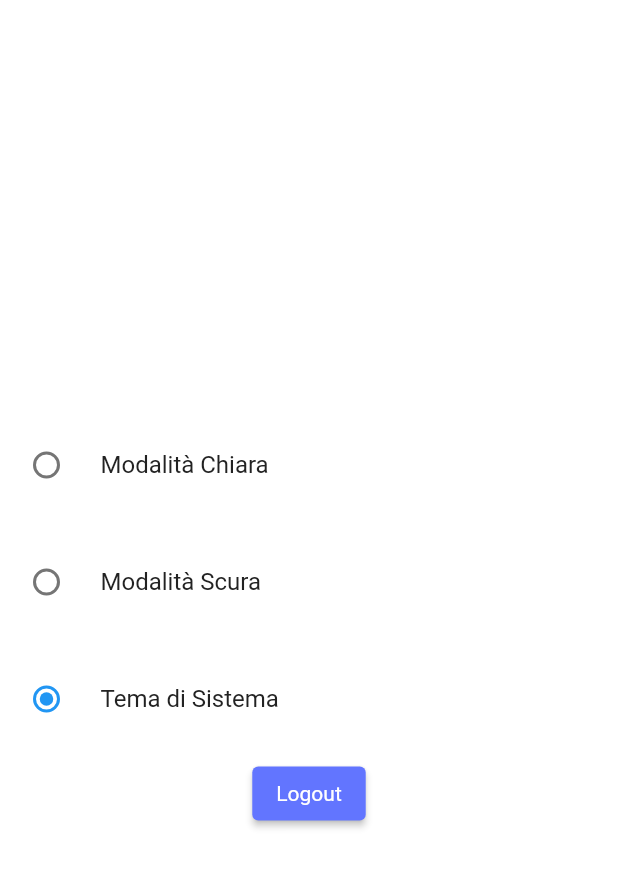
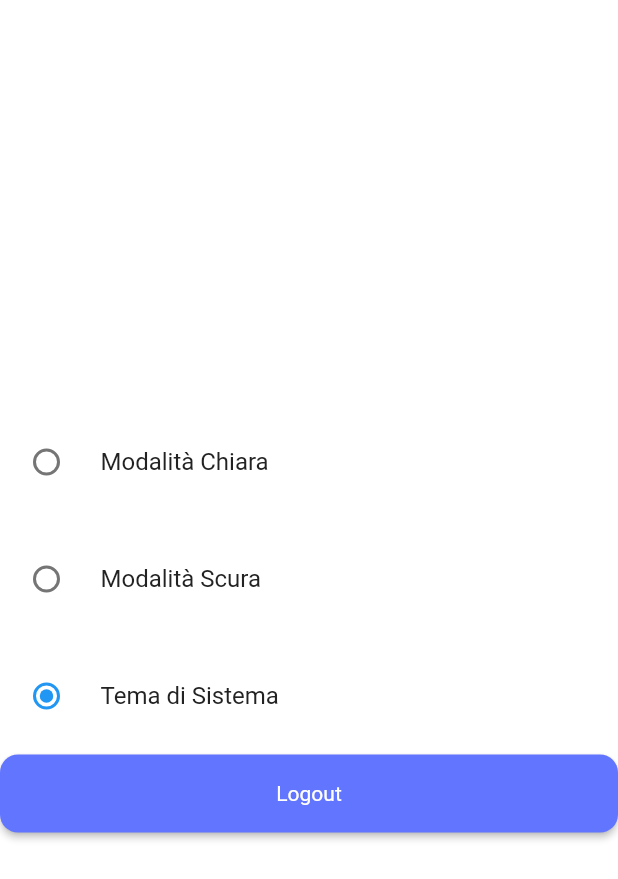
Before and after one commit to giovanni-ercolano/money_report, a Flutter app: the screen it shows once a user with an empty profile is signed in, after a tap on the "account circle" icon, on a phone screen of 412 x 824 dp. Shown: the top 879 px of the screen. Run offline on Flutter 3.47's test engine with Material 2 defaults, Android fonts, the light colour scheme and no system bars; our stand-ins replace connectivity_plus, firebase_auth, firebase_core, fl_chart, flutter_native_splash, shared_preferences; missing offline and left inert: sign_button; accounts and stored records are empty.

Commit message:
design AuthPage

```diff
--- a/lib/screens/auth.dart
+++ b/lib/screens/auth.dart
@@ -1,8 +1,10 @@
 import 'package:firebase_auth/firebase_auth.dart';
 import 'package:flutter/material.dart';
 import 'package:money_report/services/screen_size.dart';
+import 'package:sign_button/sign_button.dart';
 //firebase
 import '../services/firebase_auth.dart';
+import '../widgets/login_icon_buttons.dart';
 
 class AuthPage extends StatefulWidget {
   const AuthPage({Key? key}) : super(key: key);
@@ -17,7 +19,8 @@ class _AuthPageState extends State<AuthPage> {
   final TextEditingController _passwordController = TextEditingController();
   final TextEditingController _confirmPasswordController =
       TextEditingController();
-  bool _isLoginForm = true;
+  bool _showPassword = false;
+  late bool _isLoginForm = true;
 
   Future<void> signIn() async {
     try {
@@ -28,7 +31,6 @@ class _AuthPageState extends State<AuthPage> {
     } on FirebaseAuthException catch (e) {
       if (e.code == 'invalid-email') {
         // Do something :D
-        print('That email address is invalid!');
       }
     }
   }
@@ -48,17 +50,32 @@ class _AuthPageState extends State<AuthPage> {
     return SafeArea(
       child: Scaffold(
         body: Padding(
-          padding: EdgeInsets.all(ScreenSize.padding10),
+          padding: EdgeInsets.all(ScreenSize.padding20),
+          child: SingleChildScrollView(
+            reverse: true,
             child: Form(
               key: _formKey,
               child: Column(
-              crossAxisAlignment: CrossAxisAlignment.stretch,
+                crossAxisAlignment: CrossAxisAlignment.center,
                 children: <Widget>[
+                  SizedBox(height: ScreenSize.screenHeight * 0.25),
+                  Padding(
+                    padding: EdgeInsets.only(bottom: ScreenSize.padding30),
+                    child: const Text(
+                      "Money Report",
+                      style: TextStyle(
+                        fontSize: 30,
+                        fontWeight: FontWeight.bold,
+                      ),
+                    ),
+                  ),
                   TextFormField(
                     controller: _usernameController,
-                  decoration: const InputDecoration(
+                    decoration: InputDecoration(
                       labelText: 'Username',
-                    border: OutlineInputBorder(),
+                      border: OutlineInputBorder(
+                        borderRadius: BorderRadius.circular(10.0),
+                      ),
                       hintText: 'Enter your username',
                     ),
                     validator: (value) {
@@ -68,15 +85,29 @@ class _AuthPageState extends State<AuthPage> {
                       return null;
                     },
                   ),
-                SizedBox(height: ScreenSize.padding10),
+                  SizedBox(height: ScreenSize.padding20),
                   TextFormField(
                     controller: _passwordController,
-                  decoration: const InputDecoration(
+                    obscureText: !_showPassword,
+                    decoration: InputDecoration(
                       labelText: 'Password',
-                    border: OutlineInputBorder(),
+                      border: OutlineInputBorder(
+                        borderRadius: BorderRadius.circular(10.0),
+                      ),
                       hintText: 'Enter your password',
+                      suffixIcon: IconButton(
+                        icon: Icon(
+                          _showPassword
+                              ? Icons.visibility
+                              : Icons.visibility_off,
                         ),
-                  obscureText: true,
+                        onPressed: () {
+                          setState(() {
+                            _showPassword = !_showPassword;
+                          });
+                        },
+                      ),
+                    ),
                     validator: (value) {
                       if (value!.isEmpty) {
                         return 'Please enter your password';
@@ -84,7 +115,7 @@ class _AuthPageState extends State<AuthPage> {
                       return null;
                     },
                   ),
-                SizedBox(height: ScreenSize.padding10),
+                  if (!_isLoginForm) SizedBox(height: ScreenSize.padding20),
                   if (!_isLoginForm)
                     TextFormField(
                       controller: _confirmPasswordController,
@@ -104,7 +135,7 @@ class _AuthPageState extends State<AuthPage> {
                         return null;
                       },
                     ),
-                SizedBox(height: ScreenSize.padding10),
+                  SizedBox(height: ScreenSize.padding20),
                   ElevatedButton(
                     onPressed: () async {
                       if (_formKey.currentState!.validate()) {
@@ -115,9 +146,32 @@ class _AuthPageState extends State<AuthPage> {
                         }
                       }
                     },
-                  child: Text(_isLoginForm ? 'Login' : 'Create Account'),
+                    child: Text(
+                      _isLoginForm ? 'Log In' : 'Create Account',
+                      style: const TextStyle(fontSize: 20),
                     ),
-                SizedBox(height: ScreenSize.padding10),
+                  ),
+                  SizedBox(height: ScreenSize.padding30),
+                  Row(
+                    mainAxisAlignment: MainAxisAlignment.center,
+                    children: const <Widget>[
+                      Expanded(
+                        child: Divider(
+                            indent: 16,
+                            endIndent:
+                                8), // Imposta la lunghezza del Divider a sinistra
+                      ),
+                      Text('or', style: TextStyle(fontSize: 20)),
+                      Expanded(
+                        child: Divider(
+                            indent: 8,
+                            endIndent:
+                                16), // Imposta la lunghezza del Divider a destra
+                      ),
+                    ],
+                  ),
+                  SizedBox(height: ScreenSize.padding30),
+                  const LoginIconButtons(),
                   TextButton(
                     onPressed: () {
                       setState(() {
@@ -133,6 +187,7 @@ class _AuthPageState extends State<AuthPage> {
             ),
           ),
         ),
+      ),
     );
   }
 }
--- a/lib/styles/app_theme.dart
+++ b/lib/styles/app_theme.dart
@@ -3,7 +3,6 @@ import 'app_color.dart';
 
 ThemeData getThemeData(bool isDarkMode, Brightness tema) {
   return ThemeData(
-
     scaffoldBackgroundColor:
         isDarkMode ? AppColor.additionalSix : AppColor.additionalOne,
     brightness: tema,
@@ -21,34 +20,57 @@ ThemeData getThemeData(bool isDarkMode, Brightness tema) {
     //bottoni
     elevatedButtonTheme: ElevatedButtonThemeData(
       style: ElevatedButton.styleFrom(
+          minimumSize: const Size(double.infinity, 52),
           textStyle: TextStyle(
             backgroundColor: AppColor.primaryBlue,
             color: isDarkMode ? AppColor.additionalOne : AppColor.additionalSix,
+          ),
+          shape: RoundedRectangleBorder(
+            borderRadius: BorderRadius.circular(12),
           ),
           backgroundColor: AppColor.primaryBlue),
     ),
     floatingActionButtonTheme: FloatingActionButtonThemeData(
       backgroundColor: AppColor.primaryBlue,
-      foregroundColor: isDarkMode ? AppColor.additionalOne : AppColor.additionalSix,
+      foregroundColor:
+          isDarkMode ? AppColor.additionalOne : AppColor.additionalSix,
     ),
+
+    //design input
     inputDecorationTheme: InputDecorationTheme(
-        labelStyle: TextStyle(color: isDarkMode ? Colors.white : Colors.black),
+        labelStyle: TextStyle(
+          color: isDarkMode ? AppColor.additionalOne : AppColor.additionalSix,
+        ),
+        hintStyle: TextStyle(
+          color: isDarkMode ? AppColor.additionalOne : AppColor.additionalSix,
+        ),
+        errorBorder: const OutlineInputBorder(
+            borderSide: BorderSide(
+          color: Colors.red,
+        )),
         filled: true,
         fillColor: isDarkMode
             ? Colors.grey.shade900.withOpacity(0.50)
             : Colors.grey.shade400.withOpacity(0.50),
         enabledBorder: OutlineInputBorder(
-            borderSide: const BorderSide(color: Colors.transparent),
-            borderRadius: BorderRadius.circular(500)),
+          borderSide: BorderSide(
+            color: isDarkMode ? AppColor.additionalOne : AppColor.additionalSix,
+          ),
+          borderRadius: BorderRadius.circular(12),
+        ),
         focusedBorder: OutlineInputBorder(
           borderSide: BorderSide(
-              color:
-                  isDarkMode ? AppColor.additionalOne : AppColor.additionalSix),
-          borderRadius: BorderRadius.circular(500),
+              color: isDarkMode ? AppColor.primaryBlue : AppColor.primaryBlue),
+          borderRadius: BorderRadius.circular(12),
         ),
         floatingLabelStyle: TextStyle(
             color:
                 isDarkMode ? AppColor.additionalOne : AppColor.additionalSix)),
+    //tema del divider
+    dividerTheme: DividerThemeData(
+      color: isDarkMode ? AppColor.additionalOne : AppColor.additionalSix,
+    ),
+    //colore e stile testo
     textTheme: TextTheme(
       displayLarge: TextStyle(
         fontSize: 72.0,
--- /dev/null
+++ b/lib/widgets/login_icon_buttons.dart
@@ -0,0 +1,38 @@
+import 'package:flutter/material.dart';
+import 'package:provider/provider.dart';
+import 'package:sign_button/sign_button.dart';
+import '../providers/theme_provider.dart';
+import '../services/screen_size.dart';
+
+class LoginIconButtons extends StatelessWidget {
+  const LoginIconButtons({super.key});
+
+  @override
+  Widget build(BuildContext context) {
+    return Consumer<ThemeModel>(
+      builder: (context, model, child) {
+        return Row(children: [
+          Expanded(child: Container()),
+          SignInButton.mini(
+            buttonSize: ButtonSize.large,
+            buttonType: model.isDarkMode ? ButtonType.apple : ButtonType.appleDark,
+            onPressed: () {},
+          ),
+          SizedBox(width: ScreenSize.padding20),
+          SignInButton.mini(
+              buttonSize: ButtonSize.large,
+              buttonType:
+                  model.isDarkMode ? ButtonType.google : ButtonType.googleDark,
+              onPressed: () {}),
+          SizedBox(width: ScreenSize.padding20),
+          SignInButton.mini(
+            buttonType: model.isDarkMode ? ButtonType.github : ButtonType.githubDark,
+            onPressed: () {},
+            buttonSize: ButtonSize.large,
+          ),
+          Expanded(child: Container()),
+        ]);
+      },
+    );
+  }
+}
--- a/pubspec.yaml
+++ b/pubspec.yaml
@@ -43,6 +43,7 @@ dependencies:
   firebase_auth: ^4.7.2
   flutter_native_splash: ^2.2.19
   connectivity_plus: ^4.0.2
+  sign_button: ^2.0.4
 
 dev_dependencies:
   flutter_test:
```
Also changed, not shown: pubspec.lock. Lines whose indentation alone changed are shown as unchanged.
